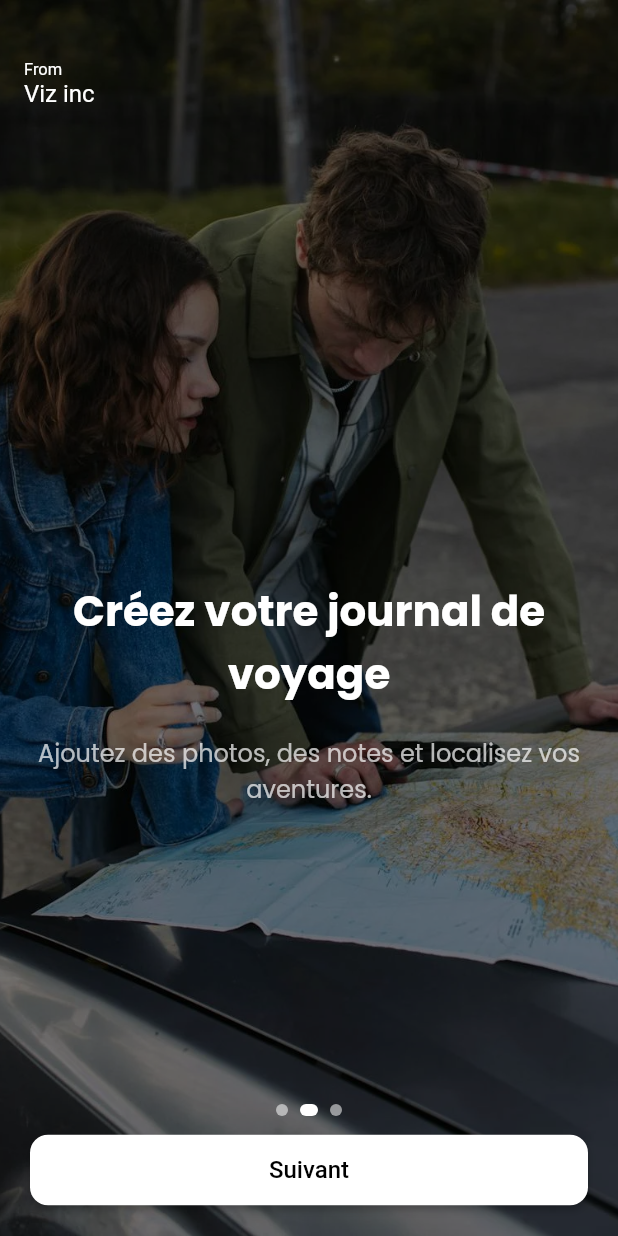
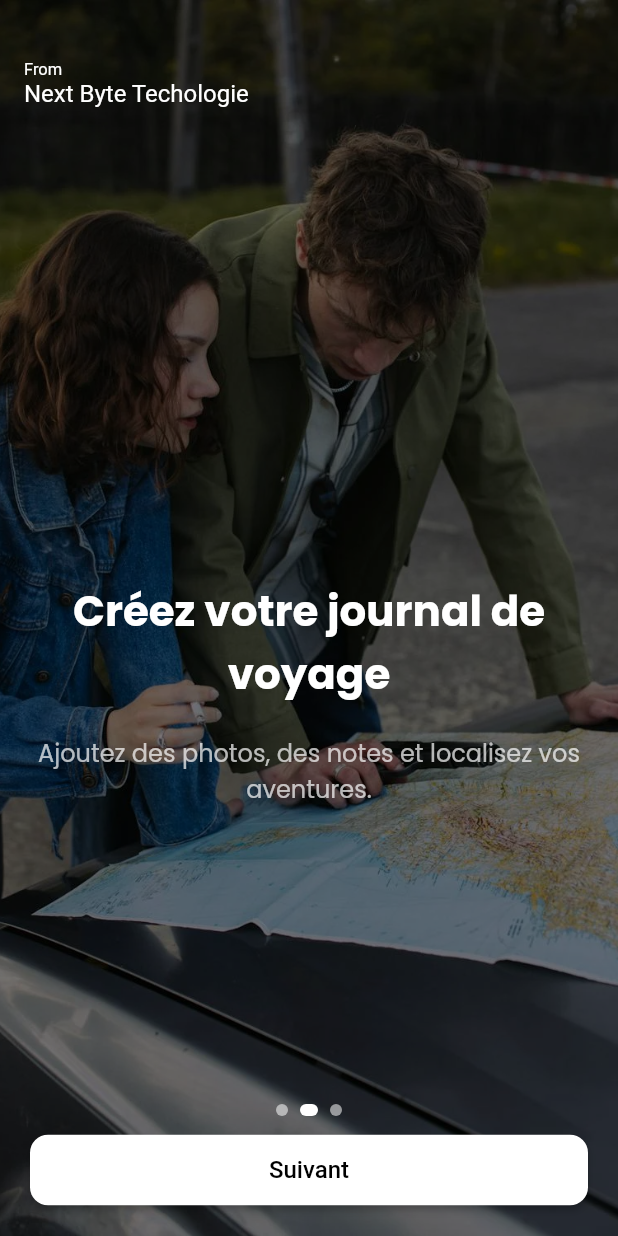
Before and after one commit to dylankavundama/cavodi, a Flutter app: the screen it shows after launch, on a phone screen of 412 x 824 dp. Run offline on Flutter 3.47's test engine with Material 2 defaults, Android fonts, the light colour scheme and no system bars; our stand-ins replace carousel_slider, google_fonts, image_picker, share, shared_preferences; Roboto replaces fonts that are missing (Abel).

Commit message:
update signing name

```diff
--- a/lib/sp.dart
+++ b/lib/sp.dart
@@ -190,7 +190,7 @@ class _OnboardingScreenState extends State<OnboardingScreen> {
                   style: GoogleFonts.abel(fontSize: 11, color: Colors.white),
                 ),
                 Text(
-                  'Viz inc',
+                  'Next Byte Techologie',
                   style: GoogleFonts.abel(fontSize: 16, color: Colors.white),
                 ),
               ],
```
